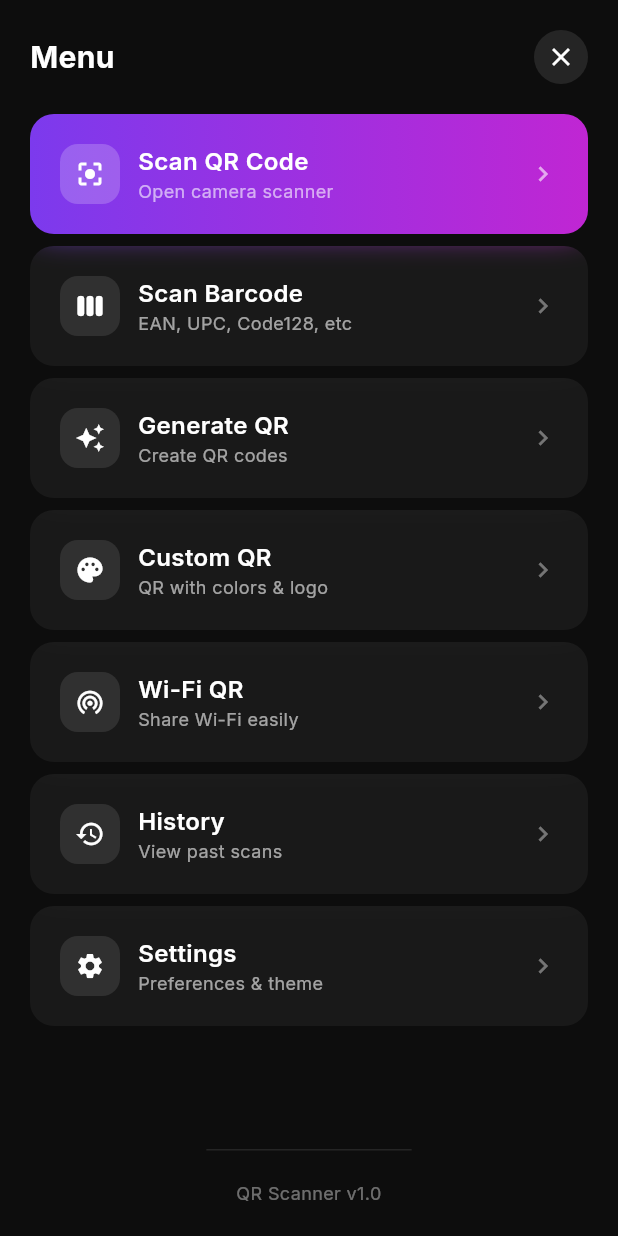
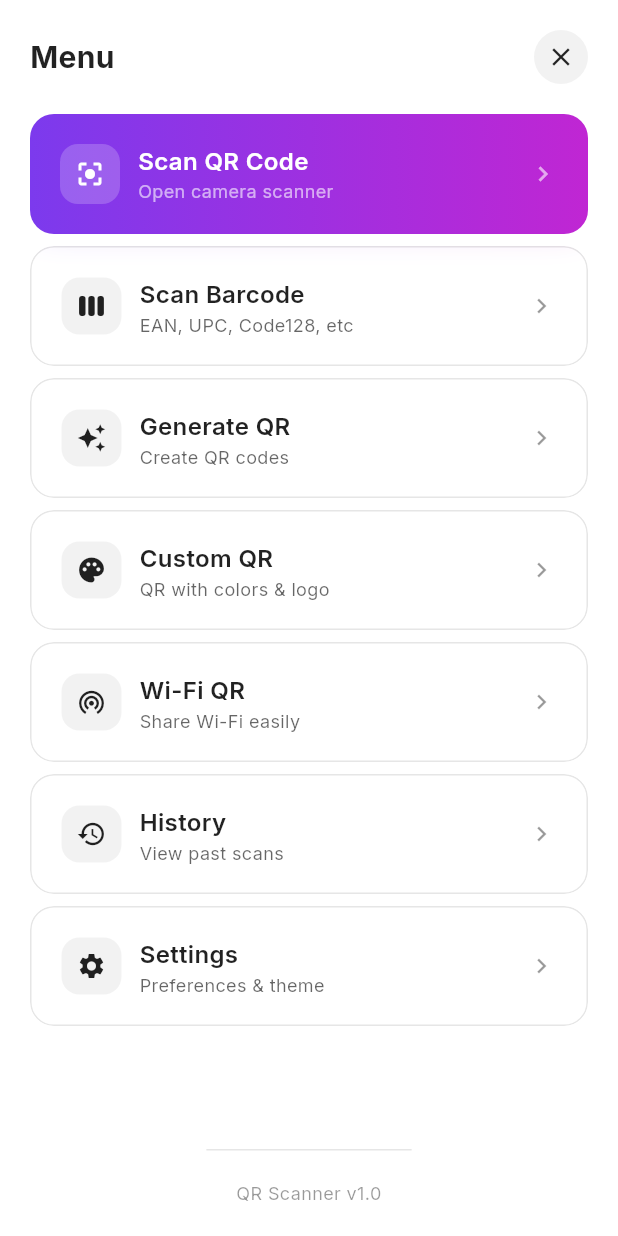
Before and after one commit to ultrafastwork/secure_qr_scanner, a Flutter app: the screen it shows after launch, item 3 of the bottom bar chosen, on a phone screen of 412 x 824 dp. Run offline on Flutter 3.47's test engine with Material 3 defaults, Android fonts, the phone set to English and light mode, and no system bars; our stand-ins replace flutter_riverpod, google_fonts, hive_ce, hive_ce_flutter, image_picker, package_info_plus and 2 more; missing offline and left inert: flex_color_picker, gal, mobile_scanner; accounts and stored records are empty.

Commit message:
Fix menu_screen.dart to respect light/dark/system theme
- Add theme brightness detection using Theme.of(context).brightness
- Apply theme-aware colors to background, text, icons, and glassmorphism effects
- Update menu items and glass buttons to adapt to both light and dark themes
- Ensure consistent styling with other screens (settings_screen.dart, wifi_generator_screen.dart)
- All UI elements now properly respond to system theme changes

```diff
--- a/lib/app/screens/menu_screen.dart
+++ b/lib/app/screens/menu_screen.dart
@@ -34,9 +34,13 @@ class MenuScreen extends StatelessWidget {
 
   @override
   Widget build(BuildContext context) {
+    final isDark = Theme.of(context).brightness == Brightness.dark;
+
     return Scaffold(
       body: Container(
-        color: Colors.black.withValues(alpha: 0.95),
+        color: isDark
+            ? Colors.black.withValues(alpha: 0.95)
+            : Colors.white.withValues(alpha: 0.95),
         child: BackdropFilter(
           filter: ImageFilter.blur(sigmaX: 20, sigmaY: 20),
           child: SafeArea(
@@ -53,14 +57,15 @@ class MenuScreen extends StatelessWidget {
                         style: GoogleFonts.inter(
                           fontSize: 20,
                           fontWeight: FontWeight.bold,
-                          color: Colors.white,
+                          color: isDark ? Colors.white : Colors.black87,
                         ),
                       ),
                       _buildGlassButton(
+                        context: context,
                         onTap: () => Navigator.of(context).pop(),
-                        child: const Icon(
+                        child: Icon(
                           Icons.close,
-                          color: Colors.white,
+                          color: isDark ? Colors.white : Colors.black87,
                           size: 20,
                         ),
                       ),
@@ -188,7 +193,9 @@ class MenuScreen extends StatelessWidget {
                   decoration: BoxDecoration(
                     border: Border(
                       top: BorderSide(
-                        color: Colors.white.withValues(alpha: 0.1),
+                        color: isDark
+                            ? Colors.white.withValues(alpha: 0.1)
+                            : Colors.black.withValues(alpha: 0.1),
                         width: 1,
                       ),
                     ),
@@ -198,7 +205,9 @@ class MenuScreen extends StatelessWidget {
                     textAlign: TextAlign.center,
                     style: GoogleFonts.inter(
                       fontSize: 12,
-                      color: Colors.white.withValues(alpha: 0.4),
+                      color: isDark
+                          ? Colors.white.withValues(alpha: 0.4)
+                          : Colors.black.withValues(alpha: 0.4),
                     ),
                   ),
                 ),
@@ -211,15 +220,19 @@ class MenuScreen extends StatelessWidget {
   }
 
   Widget _buildGlassButton({
+    required BuildContext context,
     required VoidCallback onTap,
     required Widget child,
   }) {
+    final isDark = Theme.of(context).brightness == Brightness.dark;
     return ClipRRect(
       borderRadius: BorderRadius.circular(18),
       child: BackdropFilter(
         filter: ImageFilter.blur(sigmaX: 10, sigmaY: 10),
         child: Material(
-          color: Colors.white.withValues(alpha: 0.1),
+          color: isDark
+              ? Colors.white.withValues(alpha: 0.1)
+              : Colors.black.withValues(alpha: 0.05),
           child: InkWell(
             onTap: onTap,
             child: Container(
@@ -314,17 +327,29 @@ class MenuScreen extends StatelessWidget {
     required String subtitle,
     required VoidCallback onTap,
   }) {
+    final isDark = Theme.of(context).brightness == Brightness.dark;
     return ClipRRect(
       borderRadius: BorderRadius.circular(16),
       child: BackdropFilter(
         filter: ImageFilter.blur(sigmaX: 10, sigmaY: 10),
         child: Material(
-          color: Colors.white.withValues(alpha: 0.05),
+          color: isDark
+              ? Colors.white.withValues(alpha: 0.05)
+              : Colors.white.withValues(alpha: 0.8),
           child: InkWell(
             onTap: onTap,
             child: Container(
               height: 80,
               padding: const EdgeInsets.all(20),
+              decoration: BoxDecoration(
+                border: Border.all(
+                  color: isDark
+                      ? Colors.white.withValues(alpha: 0.1)
+                      : Colors.black.withValues(alpha: 0.1),
+                  width: 1,
+                ),
+                borderRadius: BorderRadius.circular(16),
+              ),
               child: Row(
                 children: [
                   Container(
@@ -332,9 +357,15 @@ class MenuScreen extends StatelessWidget {
                     height: 40,
                     decoration: BoxDecoration(
                       borderRadius: BorderRadius.circular(12),
-                      color: Colors.white.withValues(alpha: 0.1),
+                      color: isDark
+                          ? Colors.white.withValues(alpha: 0.1)
+                          : Colors.black.withValues(alpha: 0.05),
                     ),
-                    child: Icon(icon, color: Colors.white, size: 20),
+                    child: Icon(
+                      icon,
+                      color: isDark ? Colors.white : Colors.black87,
+                      size: 20,
+                    ),
                   ),
 
                   const SizedBox(width: 12),
@@ -349,14 +380,16 @@ class MenuScreen extends StatelessWidget {
                           style: GoogleFonts.inter(
                             fontSize: 16,
                             fontWeight: FontWeight.w600,
-                            color: Colors.white,
+                            color: isDark ? Colors.white : Colors.black87,
                           ),
                         ),
                         Text(
                           subtitle,
                           style: GoogleFonts.inter(
                             fontSize: 12,
-                            color: Colors.white.withValues(alpha: 0.6),
+                            color: isDark
+                                ? Colors.white.withValues(alpha: 0.6)
+                                : Colors.black.withValues(alpha: 0.6),
                           ),
                         ),
                       ],
@@ -365,7 +398,9 @@ class MenuScreen extends StatelessWidget {
 
                   Icon(
                     Icons.chevron_right,
-                    color: Colors.white.withValues(alpha: 0.4),
+                    color: isDark
+                        ? Colors.white.withValues(alpha: 0.4)
+                        : Colors.black.withValues(alpha: 0.4),
                     size: 20,
                   ),
                 ],
```
